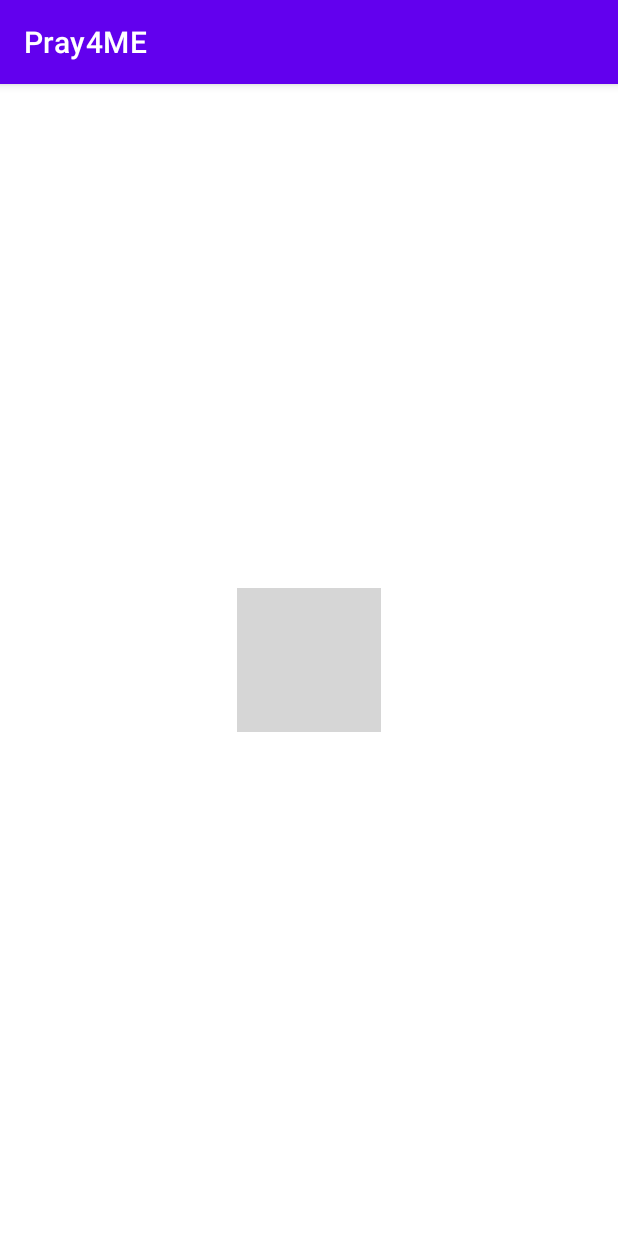
After one commit to checua/DatosSesion, an Android app: the LocationActivity screen opened directly, with no data from a screen before it, on a phone screen of 412 x 824 dp. The commit adds this screen. Run offline under Robolectric (Android 15) with nearby library versions, the phone set to English and light mode, and no system bars; grey boxes are pictures that could not be loaded.

Commit message:
5 Internet permission ok 6 Porgressbar ok 7 Resgites session ok 8 Log and REgister ok 9 Menu ok 10 Cerrar Sesión 11 Logo ok 12 Girar ok 13 Link location ok

```diff
--- a/app/src/main/AndroidManifest.xml
+++ b/app/src/main/AndroidManifest.xml
@@ -9,7 +9,9 @@
         android:roundIcon="@mipmap/ic_launcher_round"
         android:supportsRtl="true"
         android:theme="@style/Theme.DatosSesion">
-        <activity android:name=".AjustesActivity"></activity>
+        <activity android:name=".LocationActivity"></activity>
+        <activity android:name=".place" />
+        <activity android:name=".AjustesActivity" />
         <activity android:name=".RegisterActivity" />
         <activity android:name=".CloseActivity" />
         <activity
--- /dev/null
+++ b/app/src/main/java/com/example/datossesion/LocationActivity.java
@@ -0,0 +1,14 @@
+package com.example.datossesion;
+
+import androidx.appcompat.app.AppCompatActivity;
+
+import android.os.Bundle;
+
+public class LocationActivity extends AppCompatActivity {
+
+    @Override
+    protected void onCreate(Bundle savedInstanceState) {
+        super.onCreate ( savedInstanceState );
+        setContentView ( R.layout.activity_location );
+    }
+}
--- /dev/null
+++ b/app/src/main/res/layout/activity_location.xml
@@ -0,0 +1,18 @@
+<?xml version="1.0" encoding="utf-8"?>
+<androidx.constraintlayout.widget.ConstraintLayout xmlns:android="http://schemas.android.com/apk/res/android"
+    xmlns:app="http://schemas.android.com/apk/res-auto"
+    xmlns:tools="http://schemas.android.com/tools"
+    android:layout_width="match_parent"
+    android:layout_height="match_parent"
+    tools:context=".LocationActivity">
+
+    <ImageView
+        android:id="@+id/imageView2"
+        android:layout_width="wrap_content"
+        android:layout_height="wrap_content"
+        app:layout_constraintBottom_toBottomOf="parent"
+        app:layout_constraintEnd_toEndOf="parent"
+        app:layout_constraintStart_toStartOf="parent"
+        app:layout_constraintTop_toTopOf="parent"
+        app:srcCompat="@drawable/hands1" />
+</androidx.constraintlayout.widget.ConstraintLayout>
```
Also changed, not shown: app/src/main/java/com/example/datossesion/MainActivity.java (+11 -3 lines), app/src/main/res/layout/activity_main.xml (+40 -26 lines), app/src/main/res/drawable/finger.png (added).
